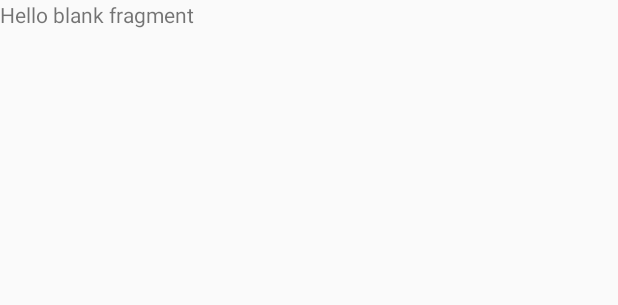
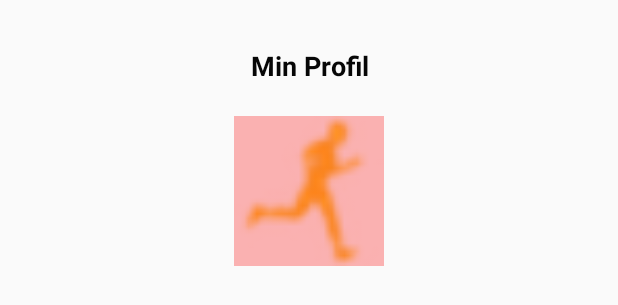
Before and after one commit to nikookholm/runn, an Android app: the layout fragment_profile_creation.xml on its own in the app's theme, with its tools: preview values and no code run, on a phone screen of 412 x 824 dp. Shown: the top 305 px of the screen. Run offline under Robolectric (Android 15) with nearby library versions, the phone set to English and light mode, and no system bars.

Commit message:
Merge branch 'master' of /Users/amal/AndroidStudioProjects/runn with conflicts.

```diff
--- a/app/src/main/java/s112011/runn/AgreementAcceptet.java
+++ b/app/src/main/java/s112011/runn/AgreementAcceptet.java
@@ -32,9 +32,7 @@ public class AgreementAcceptet extends android.support.v4.app.Fragment implement
         Toast.makeText(getActivity(), "DU er blevet tilmeldt", Toast.LENGTH_SHORT).show();
         if (v== ok ) {
             android.support.v4.app.Fragment create = new listAgreements();
-            getFragmentManager().beginTransaction()
-                    .replace(R.id.fragmentView, create)  // tom container i layout
-                    .commit();
+            getFragmentManager().popBackStack();
         }
     }
 
--- a/app/src/main/java/s112011/runn/AgreementView.java
+++ b/app/src/main/java/s112011/runn/AgreementView.java
@@ -44,6 +44,7 @@ public class AgreementView extends Fragment implements View.OnClickListener{
             Fragment create =new AgreementAcceptet();
             getFragmentManager().beginTransaction()
                     .replace(R.id.fragmentView, create )  // tom container i layout
+                    .addToBackStack(null)
                     .commit();
         }
     }
--- a/app/src/main/res/layout/activity_login.xml
+++ b/app/src/main/res/layout/activity_login.xml
@@ -31,7 +31,6 @@
     <EditText
         android:layout_width="wrap_content"
         android:layout_height="wrap_content"
-        android:inputType="textCapWords"
         android:hint="Name"
         android:ems="10"
         android:id="@+id/editText5"
@@ -41,6 +40,7 @@
         android:layout_alignParentTop="false"
         android:layout_alignParentLeft="false"
         android:layout_below="@+id/imageView3"
+        android:inputType="textPersonName"
         />
 
     <EditText
--- a/app/src/main/res/layout/fragment_profile_creation.xml
+++ b/app/src/main/res/layout/fragment_profile_creation.xml
@@ -1,9 +1,31 @@
-<FrameLayout xmlns:android="http://schemas.android.com/apk/res/android"
+<RelativeLayout xmlns:android="http://schemas.android.com/apk/res/android"
     xmlns:tools="http://schemas.android.com/tools" android:layout_width="match_parent"
     android:layout_height="match_parent" tools:context="s112011.runn.ProfileCreation">
 
     <!-- TODO: Update blank fragment layout -->
-    <TextView android:layout_width="match_parent" android:layout_height="match_parent"
-        android:text="@string/hello_blank_fragment" />
 
-</FrameLayout>
+    <TextView
+        android:layout_width="match_parent"
+        android:layout_height="36dp"
+        android:text="Min Profil"
+        android:id="@+id/MinProfilLable"
+        android:layout_gravity="center_horizontal|top"
+        android:layout_alignParentTop="true"
+        android:layout_centerHorizontal="true"
+        android:layout_marginTop="31dp"
+        android:textSize="18dp"
+        android:textAlignment="center"
+        android:textColor="#060606"
+        android:textIsSelectable="false"
+        android:textStyle="bold" />
+
+    <ImageView
+        android:layout_width="100dp"
+        android:layout_height="100dp"
+        android:id="@+id/imageViewContacteImage"
+        android:layout_below="@+id/MinProfilLable"
+        android:layout_centerHorizontal="true"
+        android:layout_marginTop="10dp"
+        android:src="@drawable/Runner-Logo"
+        android:background="#fab1b1" />
+</RelativeLayout>
--- a/app/src/main/res/menu/menu.xml
+++ b/app/src/main/res/menu/menu.xml
@@ -1,12 +1,6 @@
 <?xml version="1.0" encoding="utf-8"?>
 <menu xmlns:android="http://schemas.android.com/apk/res/android"
     xmlns:app="http://schemas.android.com/apk/res-auto">
-    <item
-        android:id="@+id/tilbag"
-        android:icon="@drawable/ic_arrow_left_24dp"
-        app:showAsAction="always"
-        android:title="Tilbag"
-        />
     <item
         android:id="@+id/søg"
         android:icon="@drawable/ic_search_black_48dp"
```
Also changed, not shown: app/src/main/java/s112011/runn/CreateAgreement.java (+7 -69 lines), app/src/main/java/s112011/runn/MainActivity.java (+9 -5 lines), app/src/main/res/drawable-mdpi/Runner-Logo.png (added).
